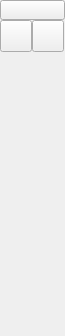
The window that src/ui/forms/qg_cadtoolbarellipses.ui (LibreCAD/LibreCAD) describes before a commit, drawn with Qt 5.
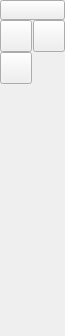
The same window after the commit. Icons and pictures are not drawn.

Commit message: initial support for drawing ellipse by foci/point

Diff of the .ui file:
```diff
--- a/src/ui/forms/qg_cadtoolbarellipses.ui
+++ b/src/ui/forms/qg_cadtoolbarellipses.ui
@@ -26,12 +26,15 @@
    <string>Ellipses</string>
   </property>
   <layout class="QGridLayout" name="gridLayout">
+   <property name="horizontalSpacing">
+    <number>1</number>
+   </property>
+   <property name="verticalSpacing">
+    <number>0</number>
+   </property>
    <property name="margin">
     <number>0</number>
    </property>
-   <property name="spacing">
-    <number>0</number>
-   </property>
    <item row="0" column="0" colspan="2">
     <widget class="QToolButton" name="bBack">
      <property name="minimumSize">
@@ -129,6 +132,38 @@
     </widget>
    </item>
    <item row="2" column="0">
+    <widget class="QToolButton" name="bEllipseFociPoint">
+     <property name="maximumSize">
+      <size>
+       <width>32</width>
+       <height>32</height>
+      </size>
+     </property>
+     <property name="toolTip">
+      <string>Draw Ellipse by foci and a point on ellipse</string>
+     </property>
+     <property name="text">
+      <string/>
+     </property>
+     <property name="icon">
+      <iconset>
+       <normaloff>:/extui/ellipsefocipoint.png</normaloff>:/extui/ellipsefocipoint.png</iconset>
+     </property>
+     <property name="iconSize">
+      <size>
+       <width>32</width>
+       <height>32</height>
+      </size>
+     </property>
+     <property name="checkable">
+      <bool>true</bool>
+     </property>
+     <property name="autoExclusive">
+      <bool>true</bool>
+     </property>
+    </widget>
+   </item>
+   <item row="3" column="0">
     <spacer name="verticalSpacer">
      <property name="orientation">
       <enum>Qt::Vertical</enum>
```
Left out of the diff: 28 changed lines with no effect on the pictures. The commit also changes 14 other files.
